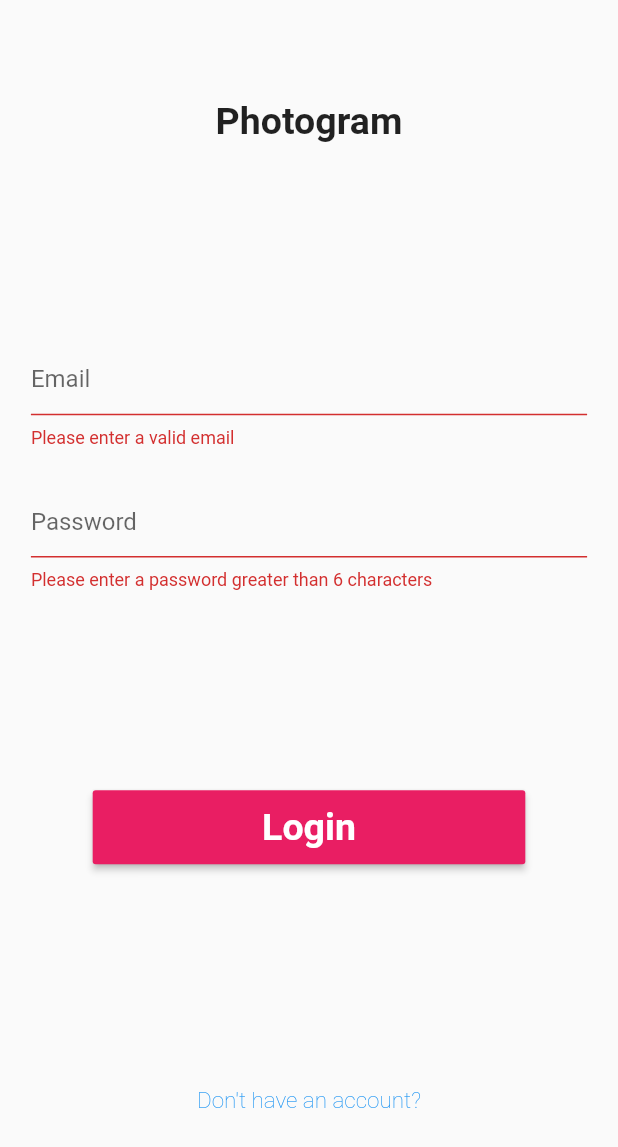
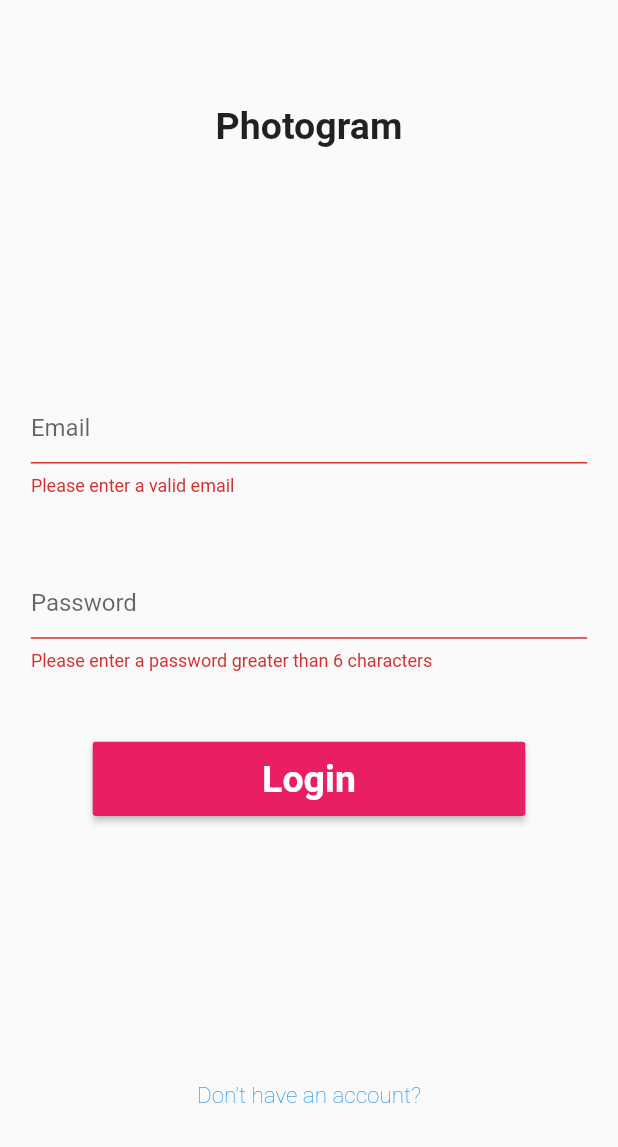
Before and after one commit to nograve/photogram, a Flutter app: the LoginPage screen opened by its route, after a tap on "Login", on a phone screen of 412 x 824 dp. Shown: the top 1147 px of the screen. Run offline on Flutter 3.47's test engine with Material 2 defaults, Android fonts, the phone set to English and light mode, and no system bars; our stand-ins replace cloud_firestore, file_picker, firebase_auth, firebase_core, firebase_storage, get_it; accounts and stored records are empty.

Commit message:
implementing log in

```diff
--- a/lib/pages/home_page.dart
+++ b/lib/pages/home_page.dart
@@ -33,7 +33,7 @@ class _HomePageState extends State<HomePage> {
               right: 8.0,
             ),
             child: GestureDetector(
-              onTap: null,
+              onTap: () => Navigator.pushReplacementNamed(context, 'login'),
               child: const Icon(Icons.logout),
             ),
           ),
--- a/lib/pages/login_page.dart
+++ b/lib/pages/login_page.dart
@@ -1,14 +1,11 @@
 import 'package:flutter/material.dart';
 
-import 'package:photogram/widgets/login_button.dart';
 import 'package:photogram/widgets/login_form.dart';
 import 'package:photogram/widgets/register_page_link.dart';
 import 'package:photogram/widgets/title_widget.dart';
 
 class LoginPage extends StatelessWidget {
-  final loginFormKey = GlobalKey<FormState>();
-
-  LoginPage({super.key});
+  const LoginPage({super.key});
 
   @override
   Widget build(BuildContext context) {
@@ -23,11 +20,10 @@ class LoginPage extends StatelessWidget {
               mainAxisAlignment: MainAxisAlignment.spaceAround,
               mainAxisSize: MainAxisSize.max,
               crossAxisAlignment: CrossAxisAlignment.center,
-              children: [
-                const TitleWidget(),
-                LoginForm(loginFormKey: loginFormKey),
-                LoginButton(loginFormKey: loginFormKey),
-                const RegisterPageLink(),
+              children: const [
+                TitleWidget(),
+                LoginForm(),
+                RegisterPageLink(),
               ],
             ),
           ),
--- a/lib/photogram_app.dart
+++ b/lib/photogram_app.dart
@@ -16,10 +16,10 @@ class PhotogramApp extends StatelessWidget {
       ),
       routes: {
         'register': (context) => RegisterPage(),
-        'login': (context) => LoginPage(),
+        'login': (context) => const LoginPage(),
         'home': (context) => const HomePage(),
       },
-      initialRoute: 'home',
+      initialRoute: 'login',
     );
   }
 }
--- a/lib/widgets/email_text_field.dart
+++ b/lib/widgets/email_text_field.dart
@@ -1,24 +1,18 @@
 import 'package:flutter/material.dart';
 
-class EmailTextField extends StatefulWidget {
-  const EmailTextField({super.key});
+class EmailTextField extends StatelessWidget {
+  final void Function(String)? emailOnSubmitted;
 
-  @override
-  State<EmailTextField> createState() => _EmailTextFieldState();
-}
-
-class _EmailTextFieldState extends State<EmailTextField> {
-  String? _email;
+  const EmailTextField({
+    required this.emailOnSubmitted,
+    super.key,
+  });
 
   @override
   Widget build(BuildContext context) {
     return TextFormField(
       decoration: const InputDecoration(hintText: 'Email'),
-      onSaved: (newValue) {
-        setState(() {
-          _email = newValue;
-        });
-      },
+      onFieldSubmitted: emailOnSubmitted,
       validator: (value) {
         if (value != null &&
             value.contains(RegExp(
--- a/lib/widgets/login_button.dart
+++ b/lib/widgets/login_button.dart
@@ -1,9 +1,22 @@
 import 'package:flutter/material.dart';
+import 'package:get_it/get_it.dart';
+
+import 'package:photogram/services/firebase_service.dart';
 
 class LoginButton extends StatelessWidget {
+  final FirebaseService firebaseService = GetIt.instance.get<FirebaseService>();
   final GlobalKey<FormState> loginFormKey;
+  final String? email;
+  final String? password;
 
-  const LoginButton({required this.loginFormKey, super.key});
+  void loginUser() {}
+
+  LoginButton({
+    required this.loginFormKey,
+    required this.email,
+    required this.password,
+    super.key,
+  });
 
   @override
   Widget build(BuildContext context) {
@@ -19,9 +32,13 @@ class LoginButton extends StatelessWidget {
           fontWeight: FontWeight.w600,
         ),
       ),
-      onPressed: () {
+      onPressed: () async {
         if (loginFormKey.currentState!.validate()) {
-          loginFormKey.currentState!.save();
+          bool result = await firebaseService.loginUser(
+            email: email!,
+            password: password!,
+          );
+          if (result) Navigator.popAndPushNamed(context, 'home');
         }
       },
     );
--- a/lib/widgets/login_form.dart
+++ b/lib/widgets/login_form.dart
@@ -1,28 +1,47 @@
 import 'package:flutter/material.dart';
 
 import 'package:photogram/widgets/email_text_field.dart';
+import 'package:photogram/widgets/login_button.dart';
 import 'package:photogram/widgets/password_text_field.dart';
 
-class LoginForm extends StatelessWidget {
-  final GlobalKey<FormState> loginFormKey;
-  const LoginForm({
-    required this.loginFormKey,
-    super.key,
-  });
+class LoginForm extends StatefulWidget {
+  const LoginForm({super.key});
+
+  @override
+  State<LoginForm> createState() => _LoginFormState();
+}
+
+class _LoginFormState extends State<LoginForm> {
+  final GlobalKey<FormState> _loginFormKey = GlobalKey<FormState>();
+  String? _email;
+  String? _password;
 
   @override
   Widget build(BuildContext context) {
     return SizedBox(
-      height: MediaQuery.of(context).size.height * 0.2,
+      height: MediaQuery.of(context).size.height * 0.4,
       child: Form(
-        key: loginFormKey,
+        key: _loginFormKey,
         child: Column(
-          mainAxisAlignment: MainAxisAlignment.spaceBetween,
+          mainAxisAlignment: MainAxisAlignment.spaceAround,
           mainAxisSize: MainAxisSize.max,
           crossAxisAlignment: CrossAxisAlignment.center,
-          children: const [
-            EmailTextField(),
-            PasswordTextField(),
+          children: [
+            EmailTextField(emailOnSubmitted: (value) {
+              setState(() {
+                _email = value;
+              });
+            }),
+            PasswordTextField(passwordOnSubmitted: (value) {
+              setState(() {
+                _password = value;
+              });
+            }),
+            LoginButton(
+              loginFormKey: _loginFormKey,
+              email: _email,
+              password: _password,
+            ),
           ],
         ),
       ),
--- a/lib/widgets/password_text_field.dart
+++ b/lib/widgets/password_text_field.dart
@@ -1,25 +1,19 @@
 import 'package:flutter/material.dart';
 
-class PasswordTextField extends StatefulWidget {
-  const PasswordTextField({super.key});
+class PasswordTextField extends StatelessWidget {
+  final void Function(String)? passwordOnSubmitted;
 
-  @override
-  State<PasswordTextField> createState() => _PasswordTextFieldState();
-}
-
-class _PasswordTextFieldState extends State<PasswordTextField> {
-  String? _password;
+  const PasswordTextField({
+    required this.passwordOnSubmitted,
+    super.key,
+  });
 
   @override
   Widget build(BuildContext context) {
     return TextFormField(
       obscureText: true,
       decoration: const InputDecoration(hintText: 'Password'),
-      onSaved: (newValue) {
-        setState(() {
-          _password = newValue;
-        });
-      },
+      onChanged: passwordOnSubmitted,
       validator: (value) {
         if (value != null && value.length > 6) {
           return null;
--- a/lib/widgets/registration_form.dart
+++ b/lib/widgets/registration_form.dart
@@ -26,8 +26,8 @@ class RegistrationForm extends StatelessWidget {
           children: const [
             ProfileImageFormField(),
             NameTextField(),
-            EmailTextField(),
-            PasswordTextField(),
+            EmailTextField(emailOnSubmitted: null),
+            PasswordTextField(passwordOnSubmitted: null),
           ],
         ),
       ),
```
Also changed, not shown: lib/services/firebase_service.dart (+30 -3 lines).
